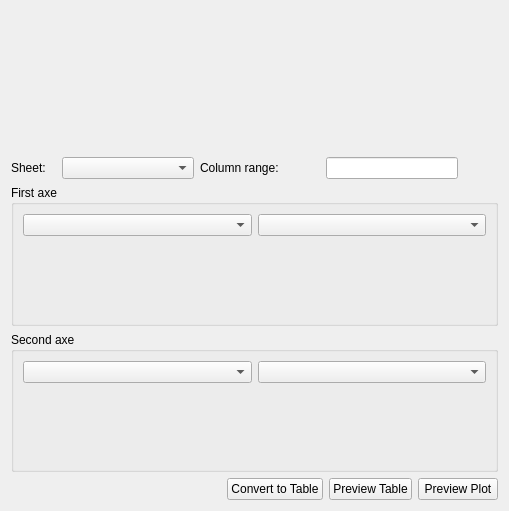
Old version of the form pyleecan/GUI/Tools/WImport/WImportExcel/WImportExcel.ui in the repository Eomys/pyleecan.
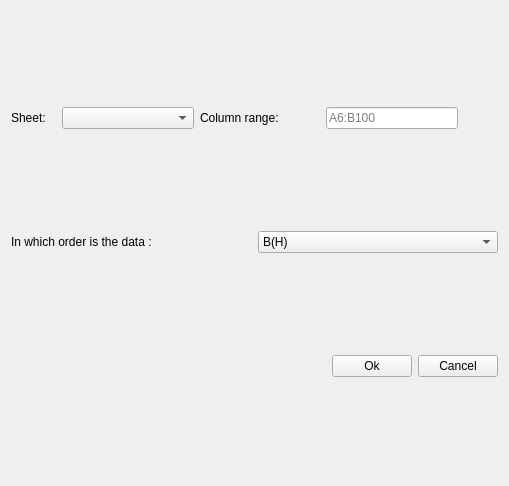
New version of the form. Custom widgets are drawn as their Qt base class.

Commit message: [WiP] Import widget has been update and can now import excel files

```diff
--- a/pyleecan/GUI/Tools/WImport/WImportExcel/WImportExcel.ui
+++ b/pyleecan/GUI/Tools/WImport/WImportExcel/WImportExcel.ui
@@ -7,7 +7,7 @@
     <x>0</x>
     <y>0</y>
     <width>509</width>
-    <height>511</height>
+    <height>486</height>
    </rect>
   </property>
   <property name="sizePolicy">
@@ -26,9 +26,6 @@
    <string>Form</string>
   </property>
   <layout class="QVBoxLayout" name="verticalLayout_3">
-   <item>
-    <widget class="WPathSelector" name="w_file_path" native="true"/>
-   </item>
    <item>
     <layout class="QHBoxLayout" name="horizontalLayout_2">
      <item>
@@ -93,6 +90,9 @@
          <height>0</height>
         </size>
        </property>
+       <property name="placeholderText">
+        <string>A6:B100</string>
+       </property>
       </widget>
      </item>
      <item>
@@ -113,53 +113,34 @@
      </item>
     </layout>
    </item>
-   <item>
-    <widget class="QGroupBox" name="g_axe1">
-     <property name="title">
-      <string>First axe</string>
-     </property>
-     <layout class="QVBoxLayout" name="verticalLayout">
-      <item>
-       <layout class="QHBoxLayout" name="horizontalLayout_3">
-        <item>
-         <widget class="QComboBox" name="c_axe1_name"/>
-        </item>
-        <item>
-         <widget class="QComboBox" name="c_axe1_type"/>
-        </item>
-       </layout>
-      </item>
-      <item>
-       <widget class="QWidget" name="w_axe1" native="true"/>
-      </item>
-     </layout>
-    </widget>
-   </item>
-   <item>
-    <widget class="QGroupBox" name="g_axe2">
-     <property name="title">
-      <string>Second axe</string>
-     </property>
-     <layout class="QVBoxLayout" name="verticalLayout_2">
-      <item>
-       <layout class="QHBoxLayout" name="horizontalLayout_4">
-        <item>
-         <widget class="QComboBox" name="c_axe2_name"/>
-        </item>
-        <item>
-         <widget class="QComboBox" name="c_axe2_type"/>
-        </item>
-       </layout>
-      </item>
-      <item>
-       <widget class="QWidget" name="w_axe2" native="true"/>
-      </item>
-     </layout>
-    </widget>
-   </item>
    <item>
     <layout class="QHBoxLayout" name="horizontalLayout">
      <item>
+      <widget class="QLabel" name="in_order">
+       <property name="text">
+        <string>In which order is the data :</string>
+       </property>
+      </widget>
+     </item>
+     <item>
+      <widget class="QComboBox" name="c_order">
+       <item>
+        <property name="text">
+         <string>B(H)</string>
+        </property>
+       </item>
+       <item>
+        <property name="text">
+         <string>H(B)</string>
+        </property>
+       </item>
+      </widget>
+     </item>
+    </layout>
+   </item>
+   <item>
+    <layout class="QHBoxLayout" name="horizontalLayout_3">
+     <item>
       <spacer name="horizontalSpacer">
        <property name="orientation">
         <enum>Qt::Horizontal</enum>
@@ -173,23 +154,16 @@
       </spacer>
      </item>
      <item>
-      <widget class="QPushButton" name="b_convert">
+      <widget class="QPushButton" name="b_ok">
        <property name="text">
-        <string>Convert to Table</string>
+        <string>Ok</string>
        </property>
       </widget>
      </item>
      <item>
-      <widget class="QPushButton" name="b_tab">
+      <widget class="QPushButton" name="b_cancel">
        <property name="text">
-        <string>Preview Table</string>
-       </property>
-      </widget>
-     </item>
-     <item>
-      <widget class="QPushButton" name="b_plot">
-       <property name="text">
-        <string>Preview Plot</string>
+        <string>Cancel</string>
        </property>
       </widget>
      </item>
@@ -197,14 +171,6 @@
    </item>
   </layout>
  </widget>
- <customwidgets>
-  <customwidget>
-   <class>WPathSelector</class>
-   <extends>QWidget</extends>
-   <header>.....GUI.Tools.WPathSelector.WPathSelector.h</header>
-   <container>1</container>
-  </customwidget>
- </customwidgets>
  <resources>
   <include location="../../../Resources/pyleecan.qrc"/>
   <include location="../../../Resources/pyleecan.qrc"/>
```
Left out of the diff: 2 changed lines with no effect on the pictures. The commit also changes 9 other files.
